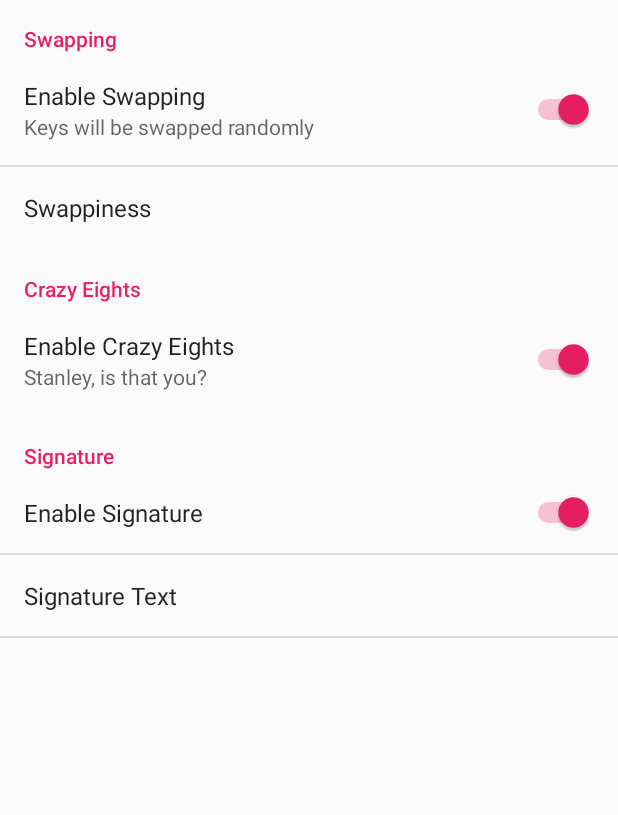
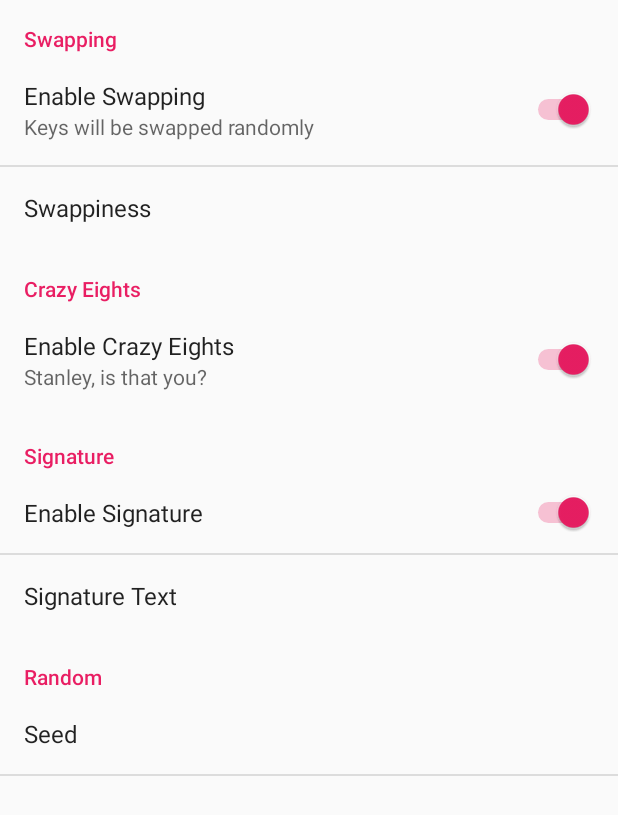
Before and after one commit to rollforbugs/lokey, an Android app: the SettingsActivity screen opened directly, with no data from a screen before it, on a phone screen of 412 x 824 dp. Shown: the top 815 px of the screen. Run offline under Robolectric (Android 15) with nearby library versions, the phone set to English and light mode, and no system bars.

Commit message:
Add random seed

```diff
--- a/app/src/main/java/com/rollforbugs/goodluckkeyboard/IME.java
+++ b/app/src/main/java/com/rollforbugs/goodluckkeyboard/IME.java
@@ -112,6 +112,11 @@ public class IME extends InputMethodService implements KeyboardView.OnKeyboardAc
     public View onCreateInputView() {
         initializeMedia();
         prefs = PreferenceManager.getDefaultSharedPreferences(this);
+
+        int seed = Integer.parseInt(prefs.getString("pref_rand_seed", "-1"));
+        if (seed != -1) {
+            rand = new Random(seed);
+        }
 
         qwertyKeyboard = new Keyboard(this, R.xml.qwerty);
         symbolsKeyboard = new Keyboard(this, R.xml.symbols);
--- a/app/src/main/res/xml/pref.xml
+++ b/app/src/main/res/xml/pref.xml
@@ -43,4 +43,15 @@
             android:dependency="pref_signature_enable" />
 
     </PreferenceCategory>
+
+    <PreferenceCategory android:title="Random">
+
+        <EditTextPreference
+            android:key="pref_rand_seed"
+            android:title="Seed"
+            android:inputType="number"
+            android:numeric="integer"
+            android:defaultValue="-1" />
+
+    </PreferenceCategory>
 </PreferenceScreen>
```
